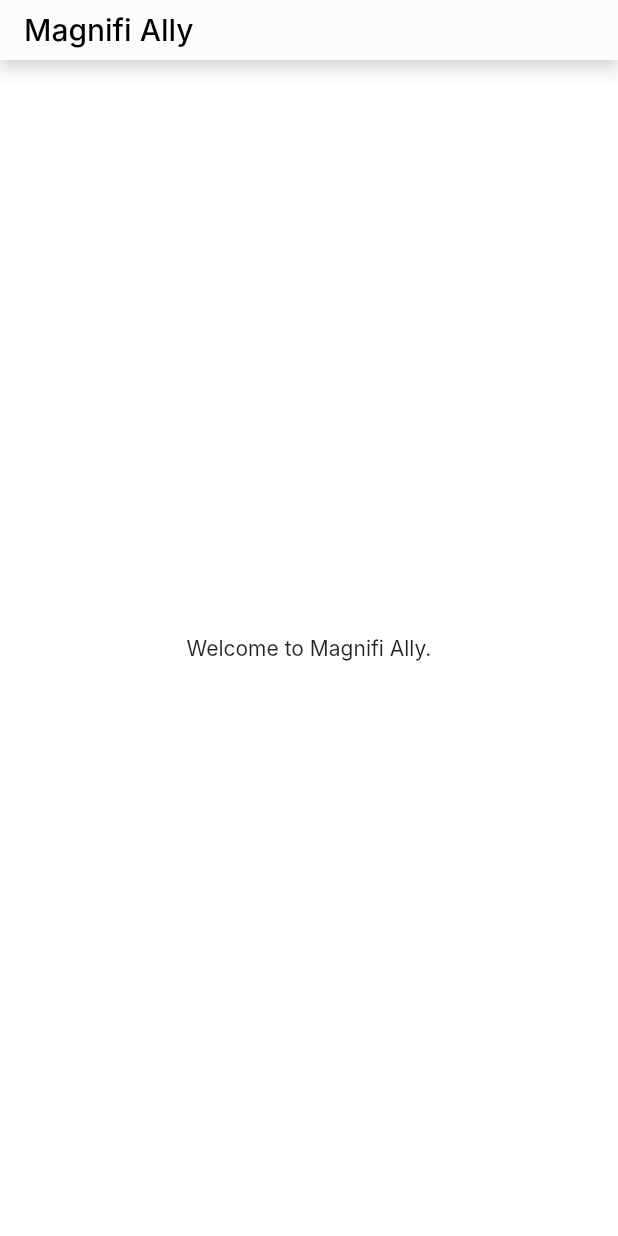
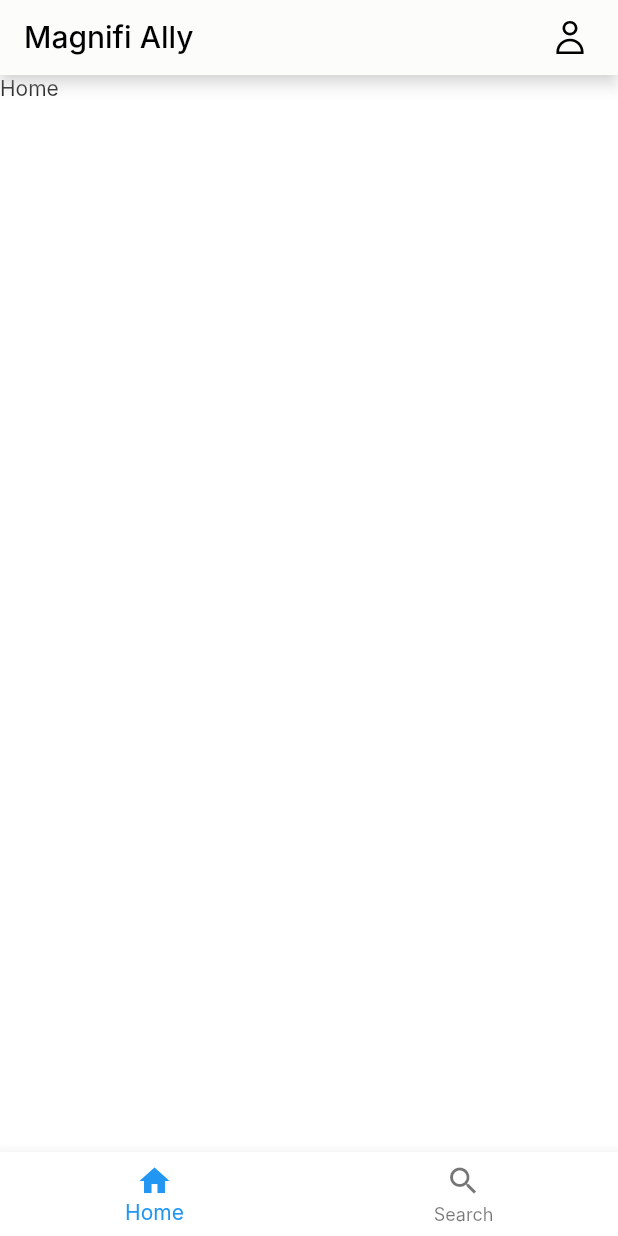
Before and after one commit to SaurabhYadav5675/Magnifi-Ally, a Flutter app: the screen it shows after launch, on a phone screen of 412 x 824 dp. Run offline on Flutter 3.47's test engine with Material 3 defaults, Android fonts, the light colour scheme and no system bars; our stand-ins replace dio, equatable, flutter_bloc, flutter_spinkit, flutter_svg; Roboto replaces fonts that are missing (Inter).

Commit message:
implemented new dashboard screen

```diff
--- /dev/null
+++ b/lib/core/constants/magnifi_svg.dart
@@ -0,0 +1,3 @@
+class MagnifiSvg {
+  static const String assetProfile = 'assets/profile.svg';
+}
--- a/lib/screens/dashboard.dart
+++ b/lib/screens/dashboard.dart
@@ -1,7 +1,12 @@
 import 'package:flutter/material.dart';
 import 'package:flutter/services.dart';
+import 'package:flutter_svg/svg.dart';
+import 'package:magnifi_ally/core/constants/magnifi_svg.dart';
+import 'package:magnifi_ally/screens/profile.dart';
+import 'package:magnifi_ally/screens/watchlist/watch_list.dart';
 
 import '../core/constants/colors.dart';
+import 'home.dart';
 
 class Dashboard extends StatefulWidget {
   const Dashboard({super.key});
@@ -11,9 +16,26 @@ class Dashboard extends StatefulWidget {
 }
 
 class _DashboardState extends State<Dashboard> {
+  late PageController pageController = PageController();
+  List<Widget> pages = [const Home(), const WatchList()];
+  int _currentIndex = 0;
+
+  void _onTap(int index) {
+    pageController.jumpToPage(index);
+    setState(() {
+      _currentIndex = index;
+    });
+  }
+
   @override
   void initState() {
     super.initState();
+  }
+
+  @override
+  void dispose() {
+    pageController.dispose();
+    super.dispose();
   }
 
   @override
@@ -27,15 +49,56 @@ class _DashboardState extends State<Dashboard> {
           color: MagnifiColorPalette.primary.offWhite.v0,
         ),
         systemOverlayStyle: SystemUiOverlayStyle.dark,
-          toolbarHeight: 40,
+        toolbarHeight: 50,
         automaticallyImplyLeading: false,
         elevation: 4,
         shadowColor: MagnifiColorPalette.primary.neutral.v0,
         title: const Text(
           'Magnifi Ally',
           style: TextStyle(color: Colors.black, fontSize: 20),
-          )),
-      body: const Center(child: Text('Welcome to Magnifi Ally.')),
+        ),
+        actions: [
+          Align(
+            alignment: Alignment.centerRight,
+            child: Padding(
+              padding: const EdgeInsets.only(right: 18.0),
+              child: GestureDetector(
+                onTap: () => {
+                  Navigator.push(context,
+                      MaterialPageRoute(builder: (c) => const Profile()))
+                },
+                child: SvgPicture.asset(
+                  MagnifiSvg.assetProfile,
+                  colorFilter: ColorFilter.mode(
+                    MagnifiColorPalette.primary.neutral.v900,
+                    BlendMode.srcIn,
+                  ),
+                ),
+              ),
+            ),
+          )
+        ],
+      ),
+      body: PageView.builder(
+        controller: pageController,
+        itemBuilder: (context, index) => pages[index],
+        itemCount: pages.length,
+        physics: const NeverScrollableScrollPhysics(),
+      ),
+      bottomNavigationBar: BottomNavigationBar(
+        currentIndex: _currentIndex,
+        onTap: _onTap,
+        items: [
+          BottomNavigationBarItem(
+            icon: Icon(Icons.home),
+            label: 'Home',
+          ),
+          BottomNavigationBarItem(
+            icon: Icon(Icons.search),
+            label: 'Search',
+          ),
+        ],
+      ),
     );
   }
 }
--- /dev/null
+++ b/lib/screens/home.dart
@@ -0,0 +1,15 @@
+import 'package:flutter/material.dart';
+
+class Home extends StatefulWidget {
+  const Home({super.key});
+
+  @override
+  State<Home> createState() => _HomeState();
+}
+
+class _HomeState extends State<Home> {
+  @override
+  Widget build(BuildContext context) {
+    return const Text("Home");
+  }
+}
--- a/pubspec.yaml
+++ b/pubspec.yaml
@@ -29,9 +29,12 @@ environment:
 # versions available, run `flutter pub outdated`.
 dependencies:
   dio: ^5.7.0
+  equatable: ^2.0.5
+  flutter_bloc: ^8.1.6
   flutter:
     sdk: flutter
   flutter_spinkit: ^5.2.1
+  flutter_svg: ^2.0.11
   gap: ^3.0.1
 
 
@@ -62,7 +65,8 @@ flutter:
   uses-material-design: true
 
   # To add assets to your application, add an assets section, like this:
-  # assets:
+  assets:
+    - assets/
   #   - images/a_dot_burr.jpeg
   #   - images/a_dot_ham.jpeg
 
```
Also changed, not shown: lib/screens/profile.dart (added, +52 -0 lines), lib/screens/watchlist/bloc/watchlist_cubit.dart (added, +15 -0 lines), lib/screens/watchlist/bloc/watchlist_state.dart (added, +161 -0 lines), lib/screens/watchlist/watch_list.dart (added, +15 -0 lines), assets/profile.svg (added), pubspec.lock, 2 other files. Lines whose indentation alone changed are shown as unchanged.
